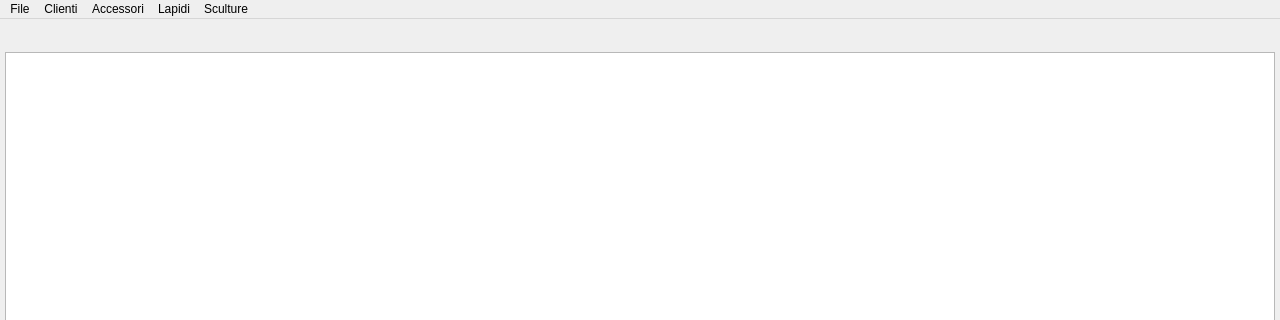
Before: the Qt Designer form funeraria.ui in LuigiCaradonna/funeraria, drawn with Qt 5; both pictures show x 0 to 1280 and y 0 to 320 of the 1280 by 800 pixel window.
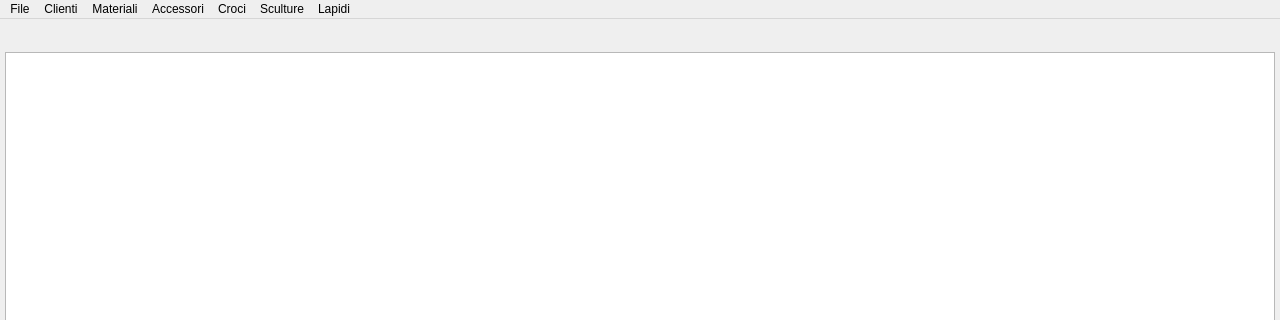
After: the same form once the commit is applied.

Commit message: Added crosses menu

```diff
--- a/funeraria.ui
+++ b/funeraria.ui
@@ -131,14 +131,14 @@
     <addaction name="menuFlames"/>
     <addaction name="menuMateriali"/>
    </widget>
-   <widget class="QMenu" name="menuClienti">
+   <widget class="QMenu" name="menuClients">
     <property name="title">
      <string>Clienti</string>
     </property>
     <addaction name="actionCNew"/>
     <addaction name="actionCList"/>
    </widget>
-   <widget class="QMenu" name="menuLapidi">
+   <widget class="QMenu" name="menuTombs">
     <property name="title">
      <string>Lapidi</string>
     </property>
@@ -154,18 +154,34 @@
     <addaction name="actionBackupCSV"/>
     <addaction name="actionSettings"/>
    </widget>
-   <widget class="QMenu" name="menuSculture">
+   <widget class="QMenu" name="menuSculptures">
     <property name="title">
      <string>Sculture</string>
     </property>
     <addaction name="actionScNew"/>
     <addaction name="actionScList"/>
    </widget>
+   <widget class="QMenu" name="menuMaterials">
+    <property name="title">
+     <string>Materiali</string>
+    </property>
+    <addaction name="actionMtNew"/>
+    <addaction name="actionMtList"/>
+   </widget>
+   <widget class="QMenu" name="menuCrosses">
+    <property name="title">
+     <string>Croci</string>
+    </property>
+    <addaction name="actionCrNew"/>
+    <addaction name="actionCrList"/>
+   </widget>
    <addaction name="menuFile"/>
-   <addaction name="menuClienti"/>
+   <addaction name="menuClients"/>
+   <addaction name="menuMaterials"/>
    <addaction name="menuAccessories"/>
-   <addaction name="menuLapidi"/>
-   <addaction name="menuSculture"/>
+   <addaction name="menuCrosses"/>
+   <addaction name="menuSculptures"/>
+   <addaction name="menuTombs"/>
   </widget>
   <widget class="QStatusBar" name="statusBar"/>
   <action name="actionFNew">
```
Left out of the diff: 36 changed lines with no effect on the pictures. The commit also changes 234 other files.
